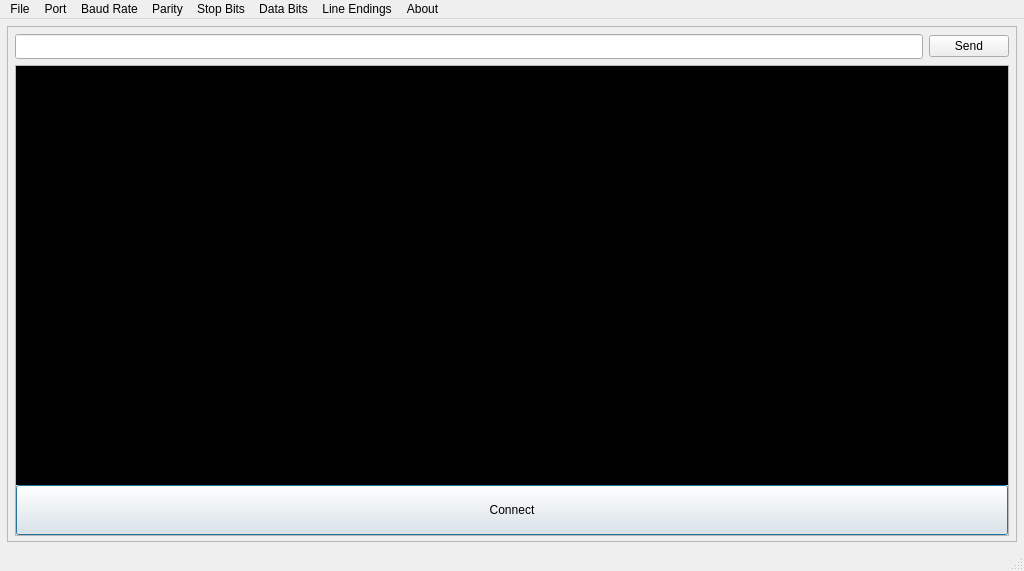
First picture: the form in forms/mainwindow.ui, repository tlewiscpp/QSerialTerminal, before the edit.
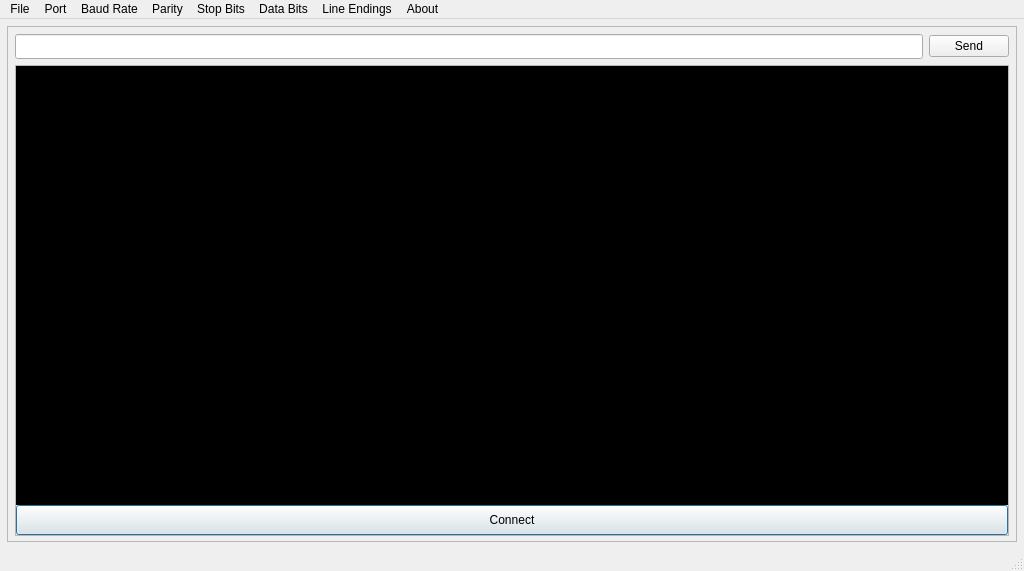
Second picture: the form after the edit. Custom widgets are drawn as their Qt base class.

Diff of the .ui file:
```diff
--- a/forms/mainwindow.ui
+++ b/forms/mainwindow.ui
@@ -108,7 +108,7 @@
             <x>0</x>
             <y>0</y>
             <width>992</width>
-            <height>455</height>
+            <height>476</height>
            </rect>
           </property>
           <layout class="QGridLayout" name="scrollAreaGridLayout">
@@ -156,7 +156,7 @@
              <property name="minimumSize">
               <size>
                <width>0</width>
-               <height>50</height>
+               <height>30</height>
               </size>
              </property>
              <property name="maximumSize">
```
Left out of the diff: 6 changed lines with no effect on the pictures.
